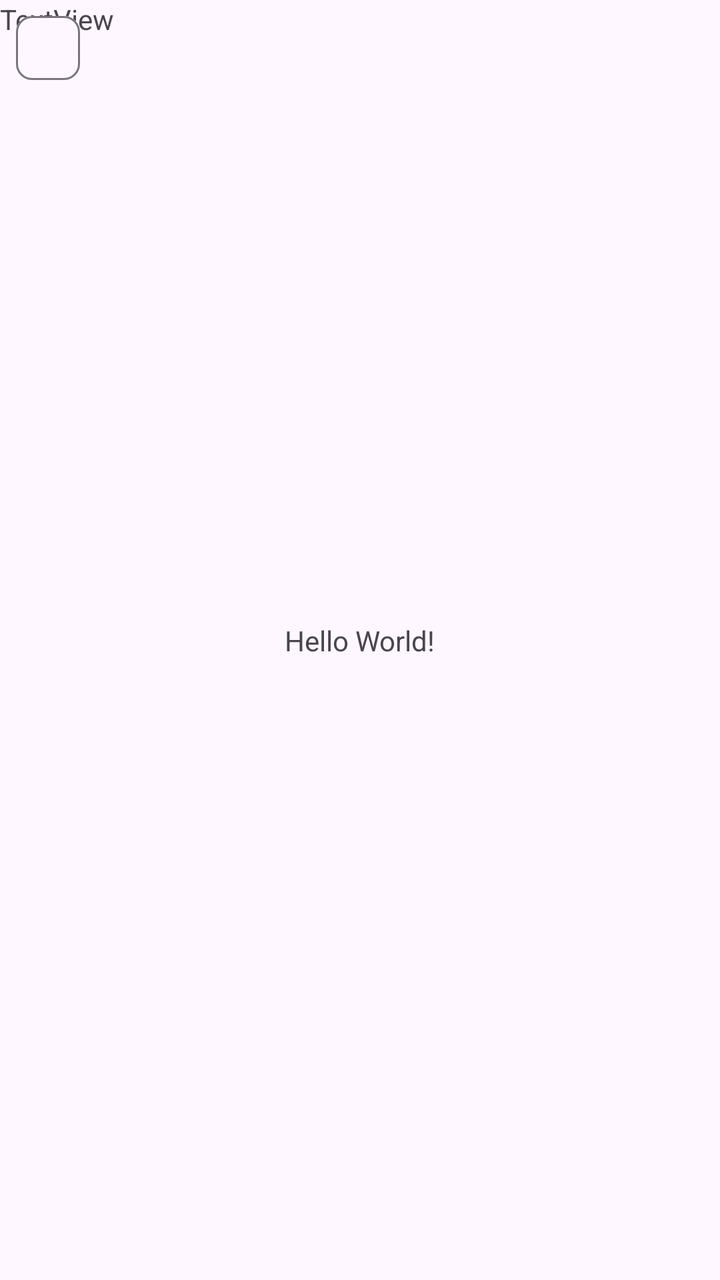
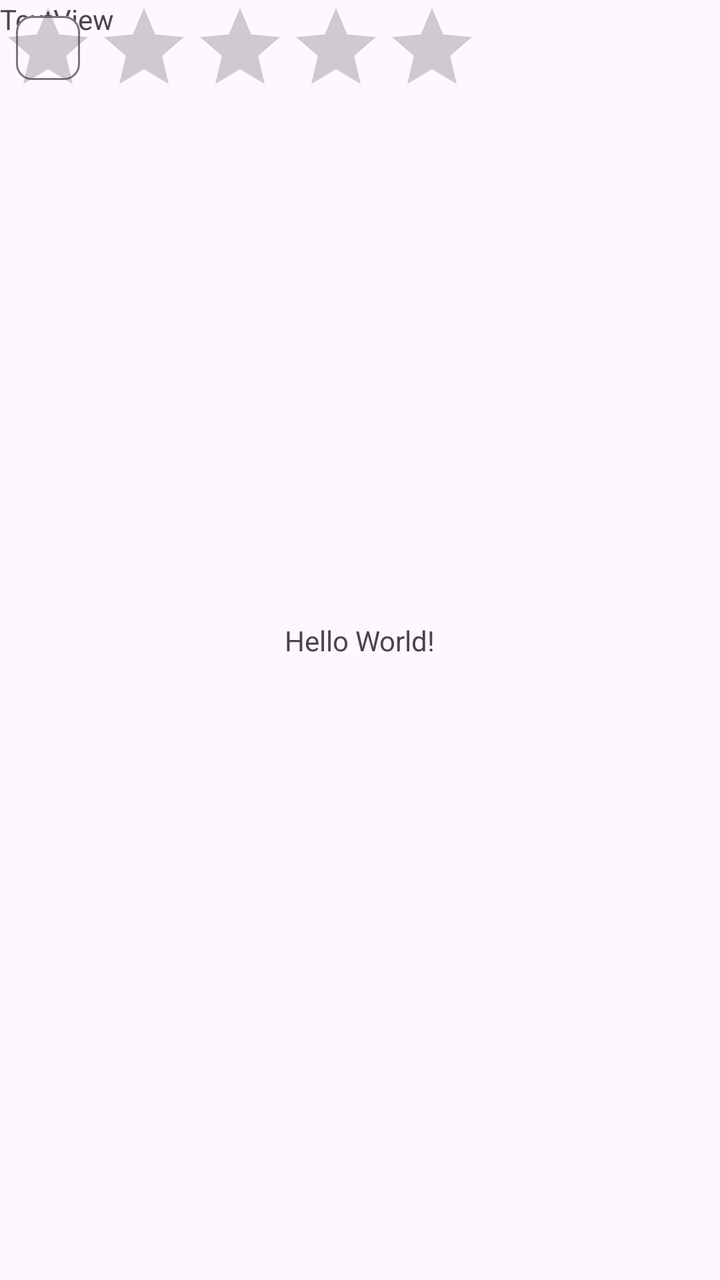

An Android layout rendered at two revisions. The XML below is the earlier revision; the diff shows what the commit changed to produce the second picture.
<!-- AndroidManifest.xml: application theme Theme.PojecGitKhrupov -->
<!-- res/layout/activity_main.xml -->
<?xml version="1.0" encoding="utf-8"?>
<androidx.constraintlayout.widget.ConstraintLayout xmlns:android="http://schemas.android.com/apk/res/android"
    xmlns:app="http://schemas.android.com/apk/res-auto"
    xmlns:tools="http://schemas.android.com/tools"
    android:id="@+id/main"
    android:layout_width="match_parent"
    android:layout_height="match_parent"
    tools:context=".MainActivity">

    <TextView
        android:layout_width="wrap_content"
        android:layout_height="wrap_content"
        android:text="Hello World!"
        app:layout_constraintBottom_toBottomOf="parent"
        app:layout_constraintEnd_toEndOf="parent"
        app:layout_constraintStart_toStartOf="parent"
        app:layout_constraintTop_toTopOf="parent" />

    <TextView
        android:id="@+id/textView"
        android:layout_width="wrap_content"
        android:layout_height="wrap_content"
        android:text="TextView"
        tools:layout_editor_absoluteX="222dp"
        tools:layout_editor_absoluteY="208dp" />

    <com.google.android.material.chip.Chip
        android:id="@+id/chip"
        android:layout_width="wrap_content"
        android:layout_height="wrap_content"
        tools:layout_editor_absoluteX="183dp"
        tools:layout_editor_absoluteY="448dp" />

    <androidx.constraintlayout.helper.widget.Layer
        android:layout_width="wrap_content"
        android:layout_height="wrap_content"
        tools:layout_editor_absoluteX="112dp"
        tools:layout_editor_absoluteY="59dp" />

</androidx.constraintlayout.widget.ConstraintLayout>
<!-- resources referenced by this layout -->
<resources>
  <style name="Theme.PojecGitKhrupov" parent="Base.Theme.PojecGitKhrupov" />
  <style name="Base.Theme.PojecGitKhrupov" parent="Theme.Material3.DayNight.NoActionBar">
          
          
      </style>
</resources>

<!-- the commit's change to res/layout/activity_main.xml (unified diff, before → after) -->
@@ -37,4 +37,11 @@
         tools:layout_editor_absoluteX="112dp"
         tools:layout_editor_absoluteY="59dp" />
 
+    <RatingBar
+        android:id="@+id/ratingBar"
+        android:layout_width="wrap_content"
+        android:layout_height="wrap_content"
+        tools:layout_editor_absoluteX="61dp"
+        tools:layout_editor_absoluteY="96dp" />
+
 </androidx.constraintlayout.widget.ConstraintLayout>
